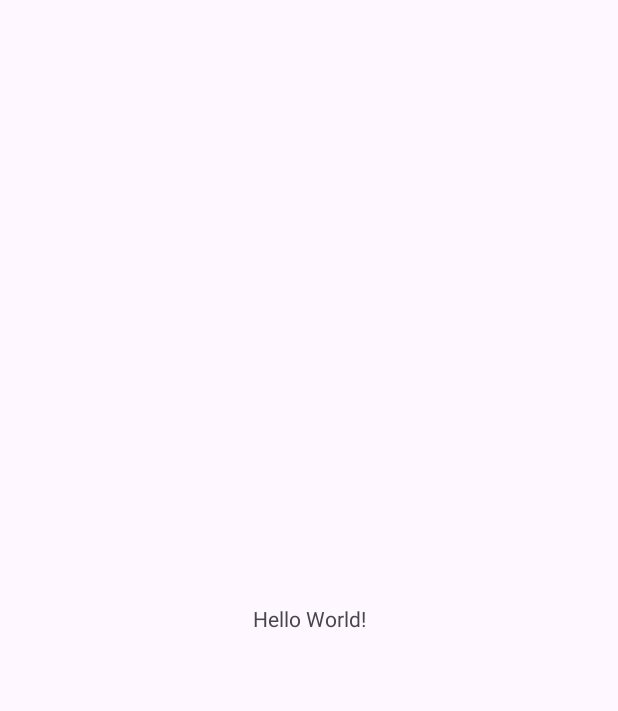
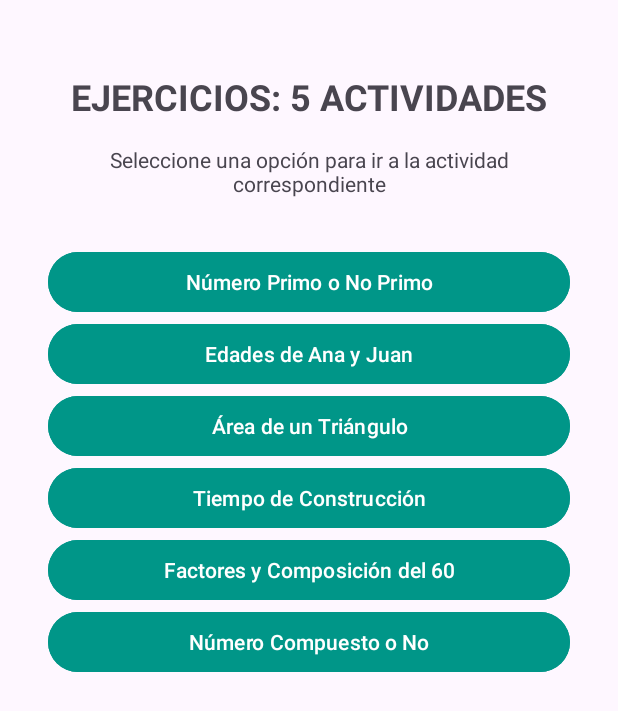
Before and after one commit to JoelLeonUNS/trabajos-uns, an Android app: the screen it shows after launch (MainActivity), on a phone screen of 412 x 824 dp. Before the commit the part shown is almost empty. Shown: the top 711 px of the screen. Run offline under Robolectric (Android 15) with nearby library versions, the phone set to English and light mode, and no system bars.

Commit message:
Activity 01

```diff
--- a/AppEjerciciosS09/app/build.gradle.kts
+++ b/AppEjerciciosS09/app/build.gradle.kts
@@ -5,7 +5,7 @@ plugins {
 
 android {
     namespace = "com.example.appejercicioss09"
-    compileSdk = 34
+    compileSdk = 35
 
     defaultConfig {
         applicationId = "com.example.appejercicioss09"
--- a/AppEjerciciosS09/app/src/main/AndroidManifest.xml
+++ b/AppEjerciciosS09/app/src/main/AndroidManifest.xml
@@ -11,7 +11,10 @@
         android:roundIcon="@mipmap/ic_launcher_round"
         android:supportsRtl="true"
         android:theme="@style/Theme.AppEjerciciosS09"
-        tools:targetApi="31">
+        tools:targetApi="35">
+        <activity
+            android:name=".Caso01Activity"
+            android:exported="false" />
         <activity
             android:name=".MainActivity"
             android:exported="true">
--- a/AppEjerciciosS09/app/src/main/java/com/example/appejercicioss09/MainActivity.kt
+++ b/AppEjerciciosS09/app/src/main/java/com/example/appejercicioss09/MainActivity.kt
@@ -1,20 +1,44 @@
 package com.example.appejercicioss09
 
+import android.content.Intent
 import android.os.Bundle
-import androidx.activity.enableEdgeToEdge
+import android.widget.Button
 import androidx.appcompat.app.AppCompatActivity
-import androidx.core.view.ViewCompat
-import androidx.core.view.WindowInsetsCompat
+import com.example.appejercicioss09.R
 
 class MainActivity : AppCompatActivity() {
+
     override fun onCreate(savedInstanceState: Bundle?) {
         super.onCreate(savedInstanceState)
-        enableEdgeToEdge()
         setContentView(R.layout.activity_main)
-        ViewCompat.setOnApplyWindowInsetsListener(findViewById(R.id.main)) { v, insets ->
-            val systemBars = insets.getInsets(WindowInsetsCompat.Type.systemBars())
-            v.setPadding(systemBars.left, systemBars.top, systemBars.right, systemBars.bottom)
-            insets
+
+        val btnCaso01 = findViewById<Button>(R.id.btnActividad1)
+        val btnCaso02 = findViewById<Button>(R.id.btnActividad2)
+        val btnCaso03 = findViewById<Button>(R.id.btnActividad3)
+        val btnCaso04 = findViewById<Button>(R.id.btnActividad4)
+        val btnCaso05 = findViewById<Button>(R.id.btnActividad5)
+        val btnCaso06 = findViewById<Button>(R.id.btnActividad6)
+
+        btnCaso01.setOnClickListener { navegarActividad(1) }
+        btnCaso02.setOnClickListener { navegarActividad(2) }
+        btnCaso03.setOnClickListener { navegarActividad(3) }
+        btnCaso04.setOnClickListener { navegarActividad(4) }
+        btnCaso05.setOnClickListener { navegarActividad(5) }
+        btnCaso06.setOnClickListener { navegarActividad(6) }
+
+
+    }
+
+    private fun navegarActividad(nro: Int) {
+        var intent = Intent(this, MainActivity::class.java)
+        when (nro) {
+            1 -> intent = Intent(this, Caso01Activity::class.java)
+            2 -> intent = Intent(this, Caso01Activity::class.java)
+            3 -> intent = Intent(this, Caso01Activity::class.java)
+            4 -> intent = Intent(this, Caso01Activity::class.java)
+            5 -> intent = Intent(this, Caso01Activity::class.java)
+            6 -> intent = Intent(this, Caso01Activity::class.java)
         }
+        startActivity(intent);
     }
 }
--- /dev/null
+++ b/AppEjerciciosS09/app/src/main/res/drawable/ic_baseline_send.xml
@@ -0,0 +1,5 @@
+<vector xmlns:android="http://schemas.android.com/apk/res/android" android:autoMirrored="true" android:height="24dp" android:tint="#FFFFFF" android:viewportHeight="24" android:viewportWidth="24" android:width="24dp">
+
+    <path android:fillColor="@android:color/white" android:pathData="M2.01,21L23,12 2.01,3 2,10l15,2 -15,2z"/>
+
+</vector>
--- a/AppEjerciciosS09/app/src/main/res/layout/activity_main.xml
+++ b/AppEjerciciosS09/app/src/main/res/layout/activity_main.xml
@@ -7,13 +7,81 @@
     android:layout_height="match_parent"
     tools:context=".MainActivity">
 
-    <TextView
+   <TextView
+        android:id="@+id/tvTitulo"
         android:layout_width="wrap_content"
         android:layout_height="wrap_content"
-        android:text="Hello World!"
-        app:layout_constraintBottom_toBottomOf="parent"
+        android:text="EJERCICIOS: 5 ACTIVIDADES"
         app:layout_constraintEnd_toEndOf="parent"
         app:layout_constraintStart_toStartOf="parent"
-        app:layout_constraintTop_toTopOf="parent" />
+        app:layout_constraintTop_toTopOf="parent"
+        android:layout_marginTop="48dp"
+        android:textSize="24sp"
+        android:textStyle="bold"/>
 
+   <TextView
+       android:id="@+id/tvMensaje"
+       android:layout_width="match_parent"
+       android:layout_height="wrap_content"
+       android:text="Seleccione una opción para ir a la actividad correspondiente"
+       app:layout_constraintTop_toBottomOf="@id/tvTitulo"
+       app:layout_constraintEnd_toEndOf="parent"
+       app:layout_constraintStart_toStartOf="parent"
+       android:layout_marginTop="16dp"
+       android:layout_marginHorizontal="32dp"
+       android:textAlignment="center"/>
+
+   <LinearLayout
+       android:layout_width="match_parent"
+       android:layout_height="wrap_content"
+       android:orientation="vertical"
+       app:layout_constraintTop_toBottomOf="@id/tvMensaje"
+       app:layout_constraintEnd_toEndOf="parent"
+       app:layout_constraintStart_toStartOf="parent"
+       android:layout_marginTop="32dp"
+       android:layout_marginHorizontal="32dp">
+
+       <Button
+           android:id="@+id/btnActividad1"
+           android:layout_width="match_parent"
+           android:layout_height="wrap_content"
+           android:text="Número Primo o No Primo"
+           android:backgroundTint="#009688"
+           android:layout_gravity="center"/>
+       <Button
+           android:id="@+id/btnActividad2"
+           android:layout_width="match_parent"
+           android:layout_height="wrap_content"
+           android:text="Edades de Ana y Juan"
+           android:backgroundTint="#009688"
+           android:layout_gravity="center"/>
+       <Button
+           android:id="@+id/btnActividad3"
+           android:layout_width="match_parent"
+           android:layout_height="wrap_content"
+           android:text="Área de un Triángulo"
+           android:backgroundTint="#009688"
+           android:layout_gravity="center"/>
+       <Button
+           android:id="@+id/btnActividad4"
+           android:layout_width="match_parent"
+           android:layout_height="wrap_content"
+           android:text="Tiempo de Construcción"
+           android:backgroundTint="#009688"
+           android:layout_gravity="center"/>
+       <Button
+           android:id="@+id/btnActividad5"
+           android:layout_width="match_parent"
+           android:layout_height="wrap_content"
+           android:text="Factores y Composición del 60"
+           android:backgroundTint="#009688"
+           android:layout_gravity="center"/>
+       <Button
+           android:id="@+id/btnActividad6"
+           android:layout_width="match_parent"
+           android:layout_height="wrap_content"
+           android:text="Número Compuesto o No"
+           android:backgroundTint="#009688"
+           android:layout_gravity="center"/>
+   </LinearLayout>
 </androidx.constraintlayout.widget.ConstraintLayout>
```
Also changed, not shown: AppEjerciciosS09/app/src/main/java/com/example/appejercicioss09/Caso01Activity.kt (added, +45 -0 lines), AppEjerciciosS09/app/src/main/res/drawable/ic_arrow_back.xml (added, +11 -0 lines), AppEjerciciosS09/app/src/main/res/drawable/rounded_background.xml (added, +8 -0 lines), AppEjerciciosS09/app/src/main/res/layout/activity_caso01.xml (added, +118 -0 lines), AppEjerciciosS09/app/src/main/res/values/strings.xml (+15 -0 lines).
